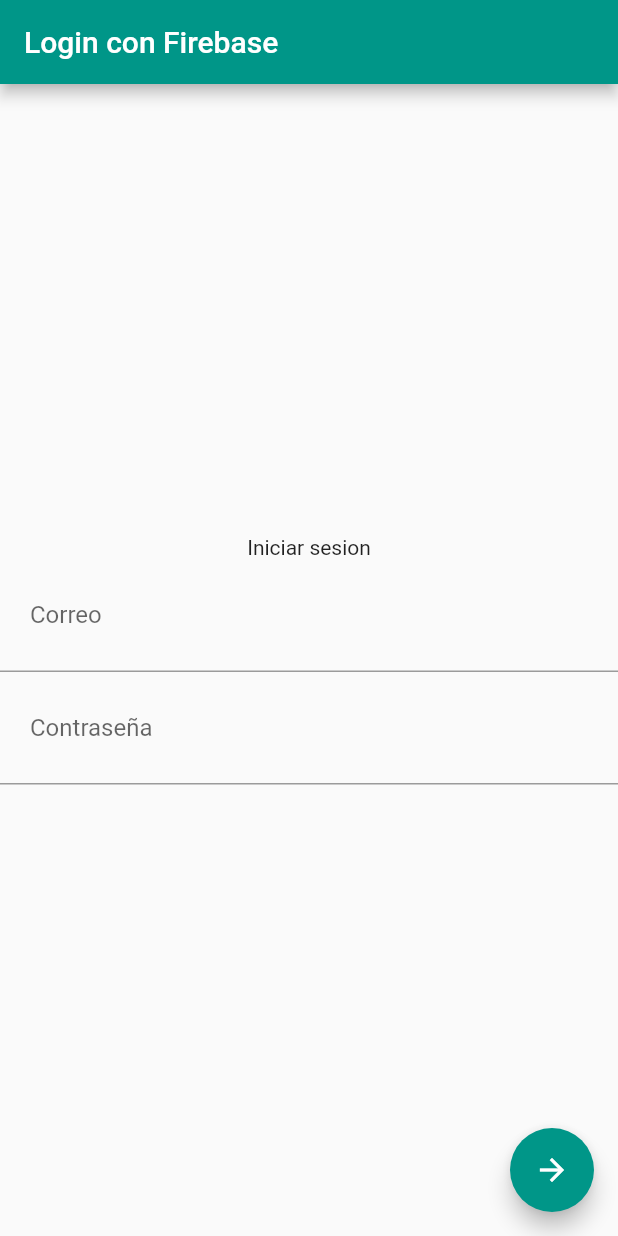
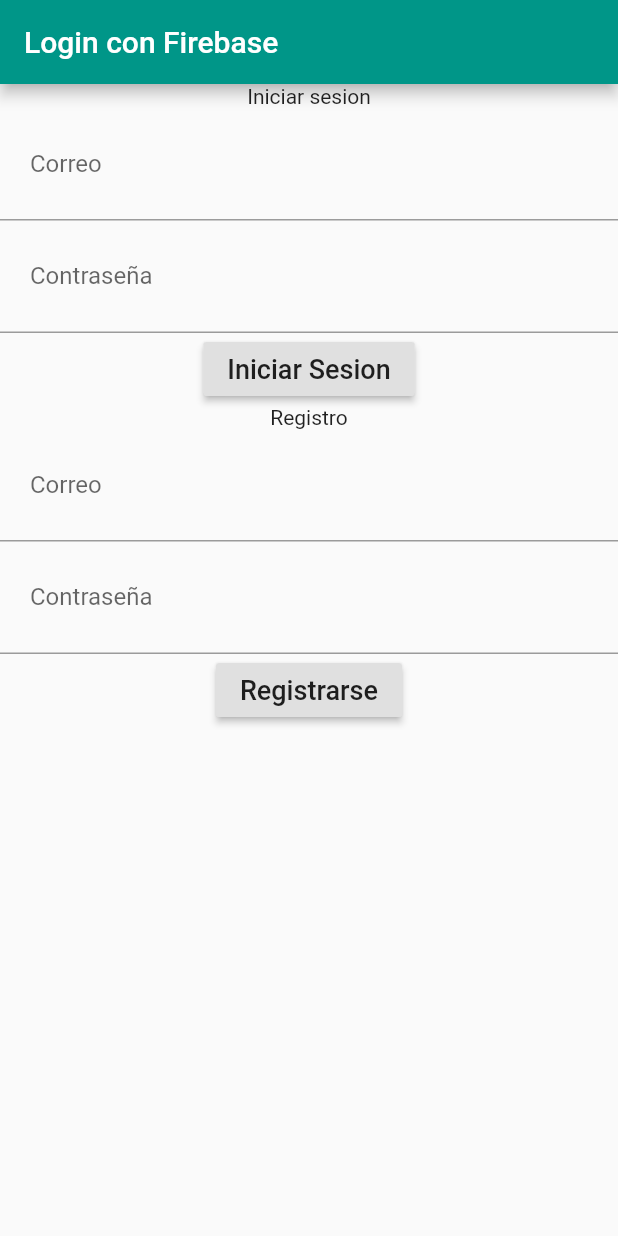
Before and after one commit to EdFBaronG18/lab-flutter, a Flutter app: the screen it shows after launch, on a phone screen of 412 x 824 dp. Run offline on Flutter 3.47's test engine with Material 2 defaults, Android fonts, the phone set to English and light mode, and no system bars; our stand-ins replace firebase_auth; accounts and stored records are empty.

Commit message:
Update: Vista login y register

```diff
--- a/lib/main.dart
+++ b/lib/main.dart
@@ -21,14 +21,6 @@ class MyApp extends StatelessWidget {
 class MyHomePage extends StatefulWidget {
   MyHomePage({Key key, this.title}) : super(key: key);
 
-  // This widget is the home page of your application. It is stateful, meaning
-  // that it has a State object (defined below) that contains fields that affect
-  // how it looks.
-  // This class is the configuration for the state. It holds the values (in this
-  // case the title) provided by the parent (in this case the App widget) and
-  // used by the build method of the State. Fields in a Widget subclass are
-  // always marked "final".
-
   final String title;
 
   @override
@@ -38,28 +30,43 @@ class MyHomePage extends StatefulWidget {
 class _MyHomePageState extends State<MyHomePage> {
   final FirebaseAuth auth = FirebaseAuth.instance;
 
+  final formKey = GlobalKey<FormState>();
+  String email = '';
+  String pass = '';
+
+  final formKey2 = GlobalKey<FormState>();
+  String email2 = '';
+  String pass2 = '';
+
   void createUser() async {
+    try {
+      formKey2.currentState.save();
       final FirebaseUser user = (await auth.createUserWithEmailAndPassword(
-            email: 'eb@e.com', password: 'passwordsgsg'))
+              email: this.email2, password: this.pass2))
           .user;
       print('Creando usuario..');
+    } catch (e) {
+      print(e);
+      print('ERROR!');
+    }
   }
 
   String res = '';
 
   void iniciarSesion() async {
     try {
+      formKey.currentState.save();
       final FirebaseUser user = (await auth.signInWithEmailAndPassword(
-              email: 'edwardbaron99@gmail.com', password: '1234567'))
+              email: this.email, password: this.pass))
           .user;
       if (user != null) {
-        this.res = 'Iniciaste sesion';
+        print('Iniciaste sesion');
       } else {
-        this.res = 'Hubo un error...';
+        print('Hubo un error...');
       }
     } catch (e) {
       print(e);
-      this.res = 'ERROR!';
+      print('ERROR!');
     }
   }
 
@@ -69,33 +76,74 @@ class _MyHomePageState extends State<MyHomePage> {
       appBar: AppBar(
         title: Text(widget.title),
       ),
-      body: Center(
+      body: SingleChildScrollView(
+        child: Center(
+          child: Column(
+            children: <Widget>[
+              Form(
+                key: this.formKey,
                 child: Column(
                   mainAxisAlignment: MainAxisAlignment.center,
                   children: <Widget>[
                     Text(
                       'Iniciar sesion',
                     ),
-            TextField(
+                    TextFormField(
                       obscureText: false,
+                      onSaved: (value) => this.email = value,
                       decoration: InputDecoration(
                           labelText: 'Correo',
                           contentPadding: const EdgeInsets.all(20.0)),
                     ),
-            TextField(
+                    TextFormField(
                       obscureText: true,
+                      onSaved: (value) => this.pass = value,
                       decoration: InputDecoration(
                           labelText: 'Contraseña',
                           contentPadding: const EdgeInsets.all(20.0)),
                     ),
+                    RaisedButton(
+                      onPressed: iniciarSesion,
+                      child: Text('Iniciar Sesion',
+                          style: TextStyle(fontSize: 18)),
+                    ),
                   ],
                 ),
               ),
-      floatingActionButton: FloatingActionButton(
-        onPressed: iniciarSesion,
-        tooltip: 'Increment',
-        child: Icon(Icons.arrow_forward),
-      ), // This trailing comma makes auto-formatting nicer for build methods.
+              Form(
+                key: this.formKey2,
+                child: Column(
+                  mainAxisAlignment: MainAxisAlignment.center,
+                  children: <Widget>[
+                    Text(
+                      'Registro',
+                    ),
+                    TextFormField(
+                      obscureText: false,
+                      onSaved: (value) => this.email2 = value,
+                      decoration: InputDecoration(
+                          labelText: 'Correo',
+                          contentPadding: const EdgeInsets.all(20.0)),
+                    ),
+                    TextFormField(
+                      obscureText: true,
+                      onSaved: (value) => this.pass2 = value,
+                      decoration: InputDecoration(
+                          labelText: 'Contraseña',
+                          contentPadding: const EdgeInsets.all(20.0)),
+                    ),
+                    RaisedButton(
+                      onPressed: createUser,
+                      child:
+                          Text('Registrarse', style: TextStyle(fontSize: 18)),
+                    ),
+                  ],
+                ),
+              ),
+            ],
+          ),
+        ),
+      ),
     );
   }
 }
```
Lines whose indentation alone changed are shown as unchanged.
